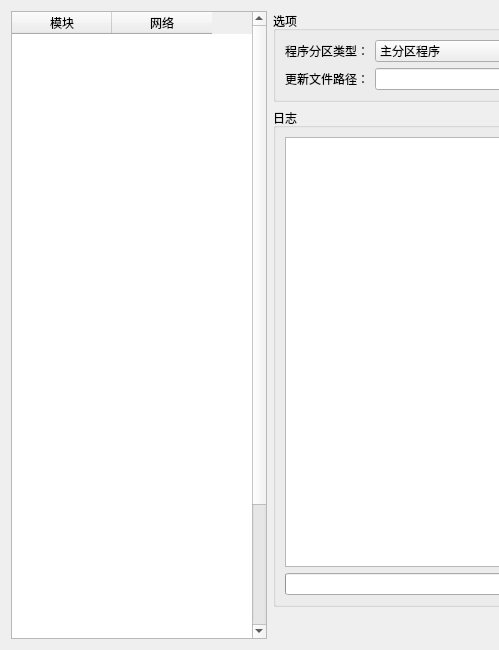
Old version of the form otaupgradewindow.ui in the repository MrXiaomao/HXR_Detector; both pictures show x 0 to 499 and y 0 to 650 of the 1051 by 650 pixel window.
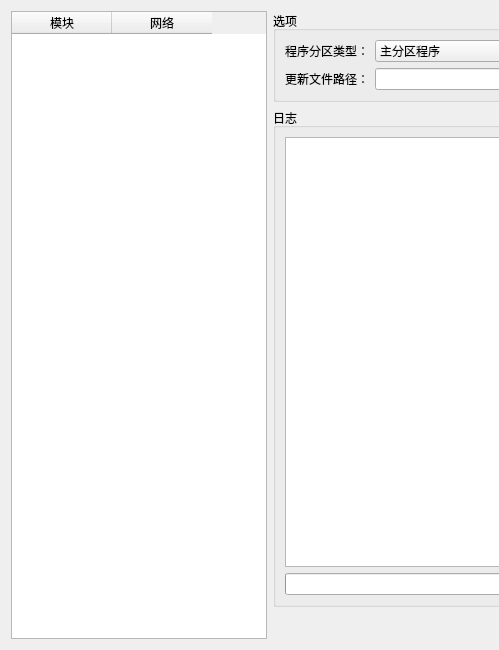
New version of the form.

```diff
--- a/otaupgradewindow.ui
+++ b/otaupgradewindow.ui
@@ -134,46 +134,6 @@
        <string>谱仪#16</string>
       </property>
      </row>
-     <row>
-      <property name="text">
-       <string>谱仪#17</string>
-      </property>
-     </row>
-     <row>
-      <property name="text">
-       <string>谱仪#18</string>
-      </property>
-     </row>
-     <row>
-      <property name="text">
-       <string>谱仪#19</string>
-      </property>
-     </row>
-     <row>
-      <property name="text">
-       <string>谱仪#20</string>
-      </property>
-     </row>
-     <row>
-      <property name="text">
-       <string>谱仪#21</string>
-      </property>
-     </row>
-     <row>
-      <property name="text">
-       <string>谱仪#22</string>
-      </property>
-     </row>
-     <row>
-      <property name="text">
-       <string>谱仪#23</string>
-      </property>
-     </row>
-     <row>
-      <property name="text">
-       <string>谱仪#24</string>
-      </property>
-     </row>
      <column>
       <property name="text">
        <string>模块</string>
```
